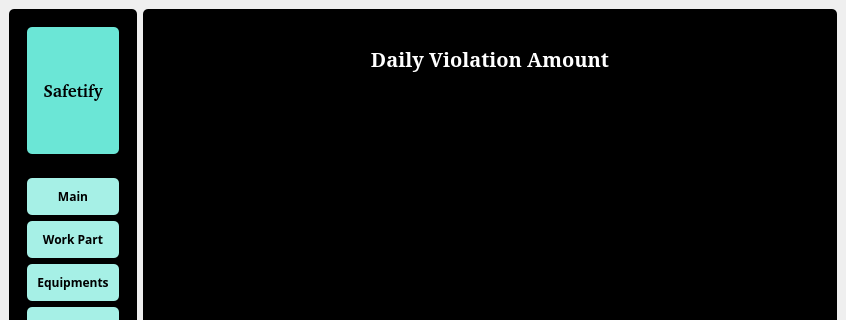
Qt form gui/interface.ui (addinedu-ros-8th/deeplearning-repo-4) before a commit; both pictures show x 0 to 846 and y 0 to 320 of the 846 by 479 pixel window.
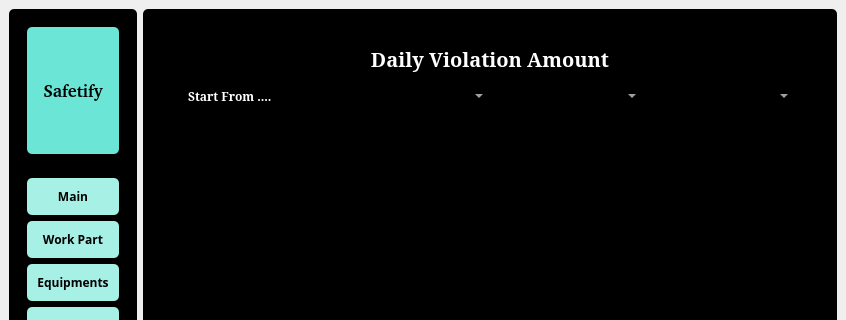
The same form after that commit. The open tabs and pages were chosen to show the change.

Commit message: update green panel

Diff of the .ui file:
```diff
--- a/gui/interface.ui
+++ b/gui/interface.ui
@@ -554,6 +554,41 @@
                    </property>
                   </widget>
                  </item>
+                 <item>
+                  <widget class="QFrame" name="frame_9">
+                   <property name="frameShape">
+                    <enum>QFrame::StyledPanel</enum>
+                   </property>
+                   <property name="frameShadow">
+                    <enum>QFrame::Raised</enum>
+                   </property>
+                   <layout class="QHBoxLayout" name="horizontalLayout_5">
+                    <item>
+                     <widget class="QLabel" name="label_2">
+                      <property name="font">
+                       <font>
+                        <family>Serif</family>
+                        <weight>75</weight>
+                        <bold>true</bold>
+                       </font>
+                      </property>
+                      <property name="text">
+                       <string>Start From ....</string>
+                      </property>
+                     </widget>
+                    </item>
+                    <item>
+                     <widget class="QComboBox" name="cbYear"/>
+                    </item>
+                    <item>
+                     <widget class="QComboBox" name="cbMonth"/>
+                    </item>
+                    <item>
+                     <widget class="QComboBox" name="cbDay"/>
+                    </item>
+                   </layout>
+                  </widget>
+                 </item>
                  <item>
                   <widget class="QFrame" name="frame_23">
                    <property name="sizePolicy">
```
Left out of the diff: 2 changed lines with no effect on the pictures. The commit also changes 2 other files.
